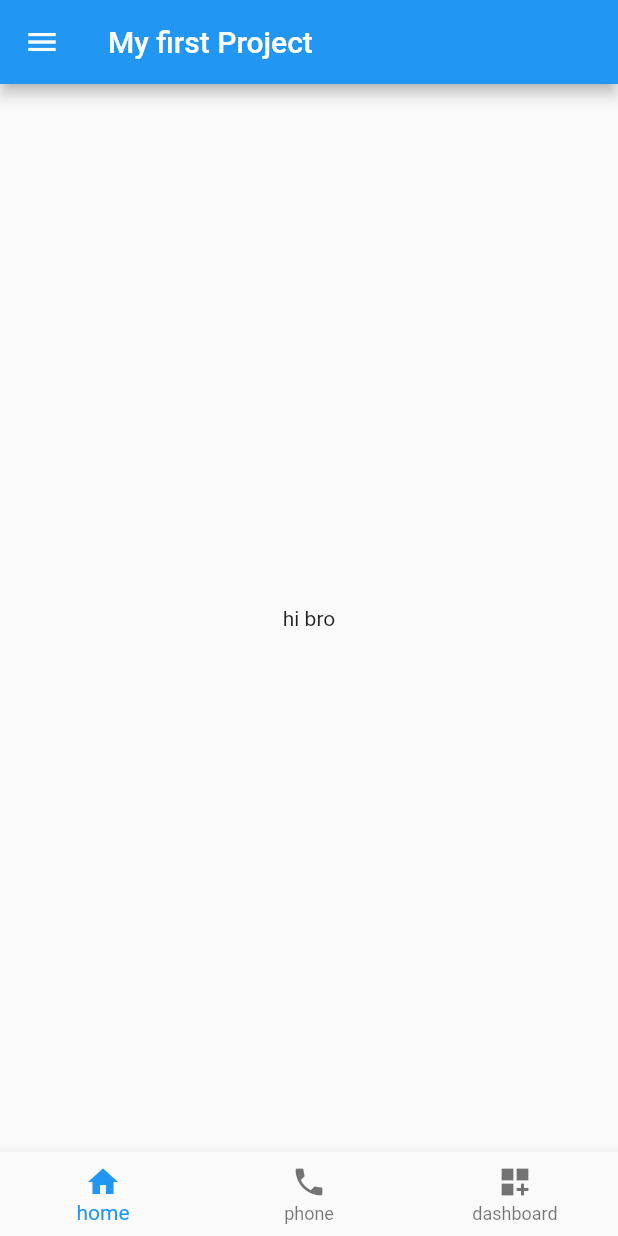
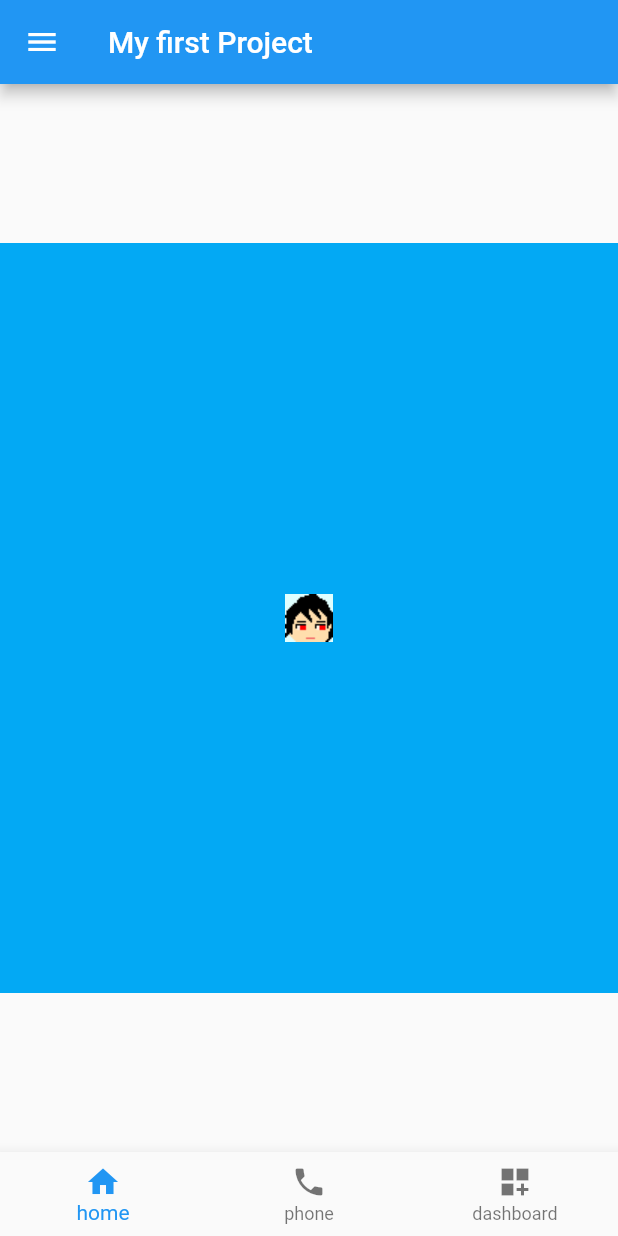
Before and after one commit to it-okay-but-not-okay/flutter-project, a Flutter app: the screen it shows after launch, on a phone screen of 412 x 824 dp. Run offline on Flutter 3.47's test engine with Material 2 defaults, Android fonts, the phone set to English and light mode, and no system bars.

Commit message:
Screen_beta

```diff
--- a/hello_world/lib/main.dart
+++ b/hello_world/lib/main.dart
@@ -1,32 +1,14 @@
-import 'package:flutter/cupertino.dart';
 import 'package:flutter/material.dart';
+import 'package:hello_world/screen/Home_screen.dart';
 
 void main() {
-  runApp(MaterialApp(
-    home: Scaffold(
-      drawer: Drawer(child: (Text("Test Drawer"))),
-      appBar: AppBar(
-        title: Text("My first Project"),
-      ),
-      body: Center(
-        child: Text("hi bro"),
-      ),
-      bottomNavigationBar: BottomNavigationBar(
-        items: [
-          BottomNavigationBarItem(
-            icon: Icon(Icons.home),
-            label: "home"
-          ),
-          BottomNavigationBarItem(
-            icon: Icon(Icons.phone),
-            label: "phone"
-          ),
-          BottomNavigationBarItem(
-            icon: Icon(Icons.dashboard_customize),
-            label: "dashboard"
-          ),
-        ],
-      ),
-    ),
-  ));
+  runApp(MyApp());
 }
+
+class MyApp extends StatelessWidget {
+  Widget build(BuildContext context) {
+    return MaterialApp(
+      home: HomeScreen(),
+    );
+  }
+}
--- /dev/null
+++ b/hello_world/lib/screen/Home_screen.dart
@@ -0,0 +1,44 @@
+import 'package:flutter/material.dart';
+
+class HomeScreen extends StatefulWidget {
+  HomeScreen({Key key}) : super(key: key);
+
+  @override
+  _HomeScreenState createState() => _HomeScreenState();
+}
+
+class _HomeScreenState extends State<HomeScreen> {
+  @override
+  Widget build(BuildContext context) {
+    return Container(
+      child: Scaffold(
+        drawer: Drawer(child: (Text("Test Drawer"))),
+        appBar: AppBar(
+          title: Text("My first Project"),
+        ),
+        body: Center(
+          child: Container(
+            width: 500,
+            height: 500,
+            color: Colors.lightBlue,
+            child: Image.asset('assets/images/pixel.png'),
+            ),
+        ),
+        bottomNavigationBar: BottomNavigationBar(items: [
+          BottomNavigationBarItem(
+            icon: Icon(Icons.home),
+            label: "home",
+          ),
+          BottomNavigationBarItem(
+            icon: Icon(Icons.phone),
+            label: "phone",
+          ),
+          BottomNavigationBarItem(
+            icon: Icon(Icons.dashboard_customize),
+            label: "dashboard",
+          ),
+        ]),
+      ),
+    );
+  }
+}
--- a/hello_world/pubspec.yaml
+++ b/hello_world/pubspec.yaml
@@ -45,8 +45,8 @@ flutter:
   uses-material-design: true
 
   # To add assets to your application, add an assets section, like this:
-  # assets:
-  #   - images/a_dot_burr.jpeg
+  assets:
+  - assets/images/pixel.png
   #   - images/a_dot_ham.jpeg
 
   # An image asset can refer to one or more resolution-specific "variants", see
```
Also changed, not shown: hello_world/assets/images/pixel.png (added).
